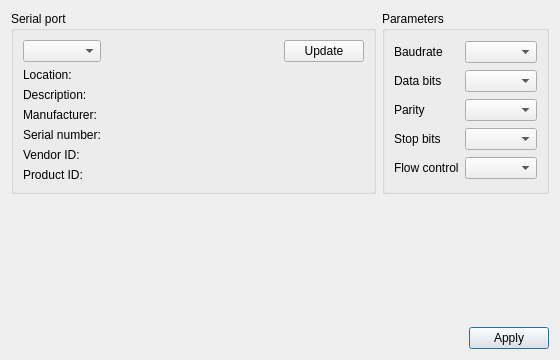
First picture: the form in remote/setupdialog.ui, repository WiseLord/ampcontrol, before the edit.
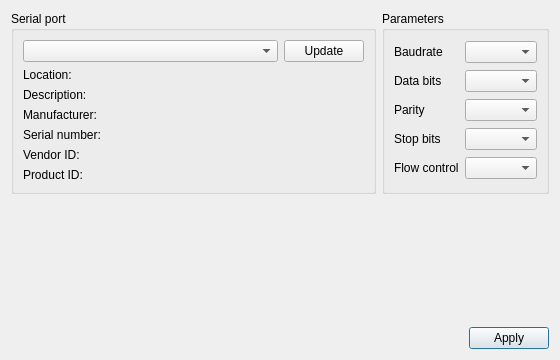
Second picture: the form after the edit.

Commit message: remote: save/restore serial port settings

Diff of the .ui file:
```diff
--- a/remote/setupdialog.ui
+++ b/remote/setupdialog.ui
@@ -105,9 +105,6 @@
         </property>
        </widget>
       </item>
-      <item row="0" column="0">
-       <widget class="QComboBox" name="cmbxSerialPort"/>
-      </item>
       <item row="1" column="1">
        <widget class="QLabel" name="lblSystemLocation">
         <property name="text">
@@ -150,20 +147,10 @@
         </property>
        </widget>
       </item>
-      <item row="0" column="1">
-       <layout class="QHBoxLayout" name="horizontalLayout_2">
+      <item row="0" column="0" colspan="2">
+       <layout class="QHBoxLayout" name="ltSerialPorts" stretch="1,0">
         <item>
-         <spacer name="horizontalSpacer_2">
-          <property name="orientation">
-           <enum>Qt::Horizontal</enum>
-          </property>
-          <property name="sizeHint" stdset="0">
-           <size>
-            <width>40</width>
-            <height>20</height>
-           </size>
-          </property>
-         </spacer>
+         <widget class="QComboBox" name="cmbxSerialPort"/>
         </item>
         <item>
          <widget class="QPushButton" name="pbtnUpdate">
```
The commit also changes 5 other files.
